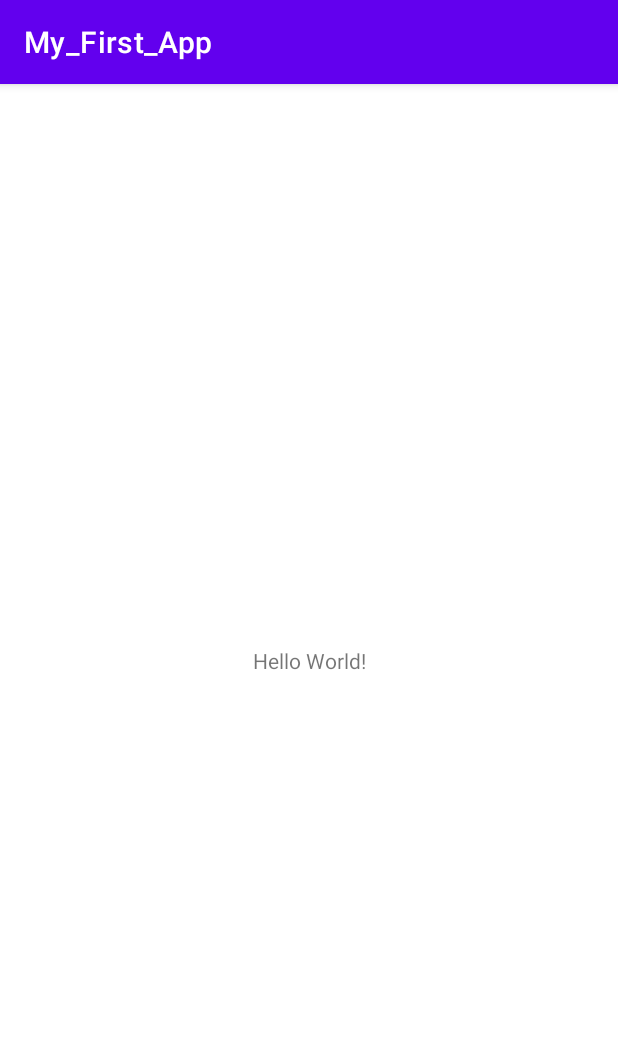
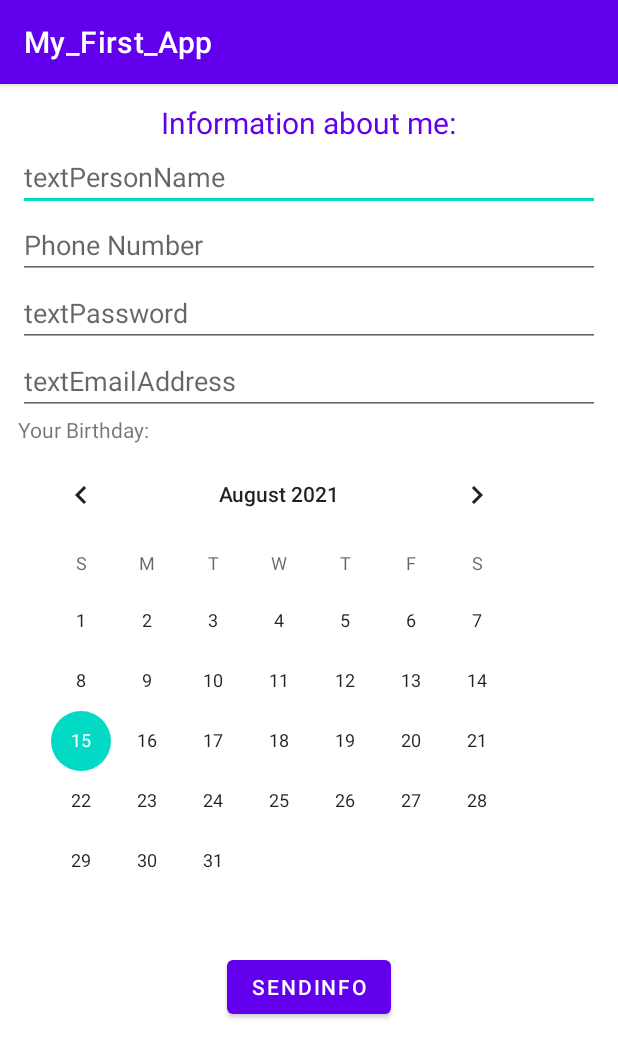
Before and after one commit to AnnMorozova23/My_First_App, an Android app: the screen it shows after launch (MainActivity), on a phone screen of 412 x 824 dp. Shown: the top 1058 px of the screen. Run offline under Robolectric (Android 15) with nearby library versions, the phone set to English and light mode, and no system bars.

Commit message:
ДЗ№1

```diff
--- a/app/src/main/java/com/example/my_first_app/MainActivity.java
+++ b/app/src/main/java/com/example/my_first_app/MainActivity.java
@@ -3,12 +3,27 @@ package com.example.my_first_app;
 import androidx.appcompat.app.AppCompatActivity;
 
 import android.os.Bundle;
+import android.view.View;
+import android.widget.Button;
+import android.widget.TextView;
 
 public class MainActivity extends AppCompatActivity {
 
     @Override
     protected void onCreate(Bundle savedInstanceState) {
         super.onCreate(savedInstanceState);
-        setContentView(R.layout.activity_main);
+        setContentView(R.layout.activity_task_2);
+
+
+        Button buttonSend = findViewById(R.id.Send_Info);
+        TextView result = findViewById(R.id.Result);
+
+        buttonSend.setOnClickListener(new View.OnClickListener() {
+            @Override
+            public void onClick(View view) {
+                result.setText("ACCEPTED");
+            }
+        });
+
     }
 }
--- /dev/null
+++ b/app/src/main/res/layout/activity_task_2.xml
@@ -0,0 +1,64 @@
+<?xml version="1.0" encoding="utf-8"?>
+<LinearLayout xmlns:android="http://schemas.android.com/apk/res/android"
+    android:layout_width="match_parent"
+    android:layout_height="match_parent"
+    xmlns:tools="http://schemas.android.com/tools"
+    android:padding="12dp"
+    android:orientation="vertical">
+
+    <TextView
+        android:layout_width="wrap_content"
+        android:layout_height="wrap_content"
+        android:text="Information about me:"
+        android:textSize="20sp"
+        android:textColor="@color/purple_500"
+        android:layout_gravity="center"/>
+
+    <EditText
+        android:id="@+id/Person_Name"
+        android:layout_width="match_parent"
+        android:layout_height="wrap_content"
+        android:hint="textPersonName"/>
+
+    <EditText
+        android:id="@+id/Phone_Number"
+        android:layout_width="match_parent"
+        android:layout_height="wrap_content"
+        android:hint="Phone Number"/>
+
+    <EditText
+        android:id="@+id/Text_Password"
+        android:layout_width="match_parent"
+        android:layout_height="wrap_content"
+        android:hint="textPassword"/>
+
+    <EditText
+        android:id="@+id/Text_Email"
+        android:layout_width="match_parent"
+        android:layout_height="wrap_content"
+        android:hint="textEmailAddress "/>
+
+    <TextView
+        android:layout_width="match_parent"
+        android:layout_height="wrap_content"
+        android:text="Your Birthday:"/>
+
+    <CalendarView
+        android:layout_width="wrap_content"
+        android:layout_height="wrap_content"/>
+
+    <Button
+        android:id="@+id/Send_Info"
+        android:layout_width="wrap_content"
+        android:layout_height="wrap_content"
+        android:layout_gravity="center"
+        android:text="SendInfo"/>
+    <TextView
+        android:id="@+id/Result"
+        android:layout_width="wrap_content"
+        android:layout_height="wrap_content"
+        tools:text="Accepted"
+        android:textSize="20sp"
+        android:layout_gravity="center"/>
+
+</LinearLayout>
```
Also changed, not shown: app/src/main/res/layout/activity_main.xml (+33 -2 lines).
